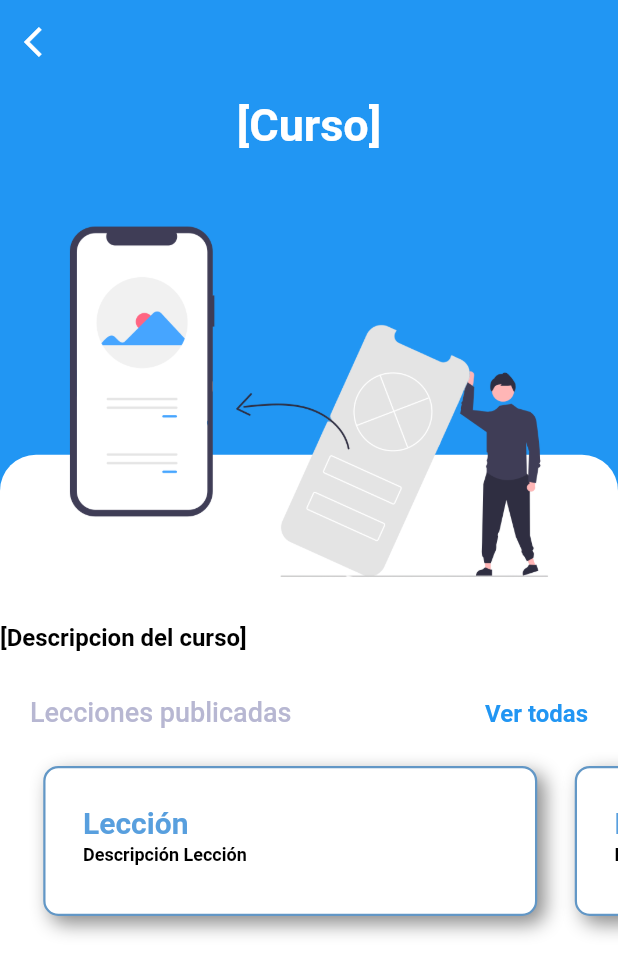
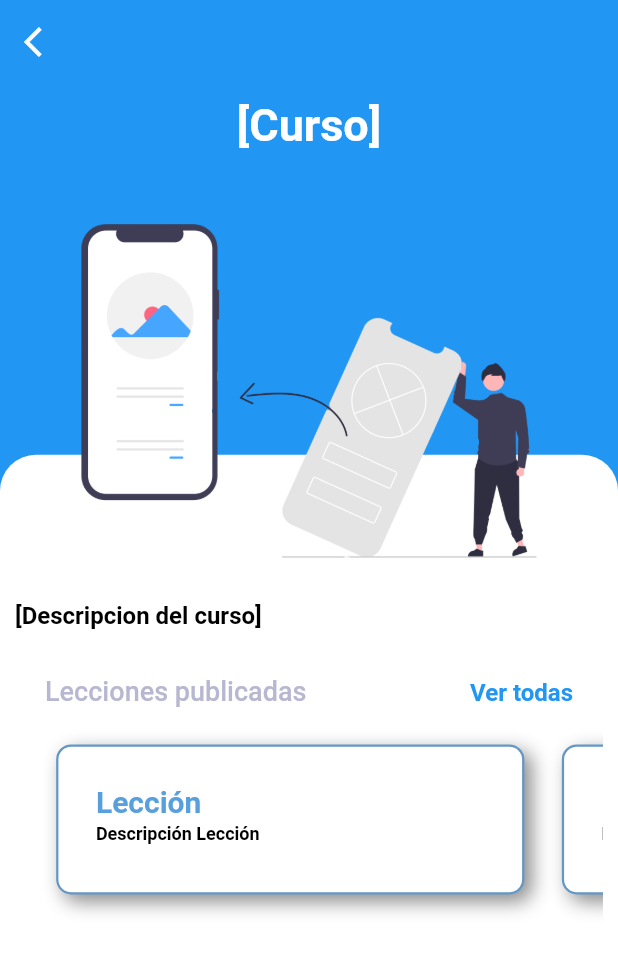
Before and after one commit to Exodus-Titan/Entrega-de-Flutter-Desarrollo, a Flutter app: the PantallaDetalleCurso screen opened directly, on a phone screen of 412 x 824 dp. Shown: the top 975 px of the screen. Run offline on Flutter 3.47's test engine with Material 2 defaults, Android fonts, the phone set to English and light mode, and no system bars; drawn by our look-alikes of carousel_slider; our stand-ins replace connectivity_plus, like_button, moor_flutter, shared_preferences; missing offline and left inert: dart:ffi; accounts and stored records are empty; network calls fail.

Commit message:
Cambio 2da pantalla

```diff
--- a/flutter_app_1/lib/pruebas_para_el_api/pantallas/pantalla_detalle_curso.dart
+++ b/flutter_app_1/lib/pruebas_para_el_api/pantallas/pantalla_detalle_curso.dart
@@ -64,20 +64,9 @@ Widget body(String tituloCurso, String descripcionCurso, String profesor,
                     topRight: Radius.circular(24),
                   ),
                 ),
-                child: Column(
-                  children: <Widget>[
-                    Container(
-                      padding: const EdgeInsets.only(
-                        top: 120,
-                        left: 20,
-                        right: 20,
-                      ),
-                    ),
-                  ],
-                ),
               ),
               Padding(
-                padding: const EdgeInsets.only(top: 10.0, bottom: 10.0),
+                padding: const EdgeInsets.only(left: 10, right: 10, top: 10.0, bottom: 10.0),
                 child: Column(
                   crossAxisAlignment: CrossAxisAlignment.stretch,
                   children: <Widget>[
```
